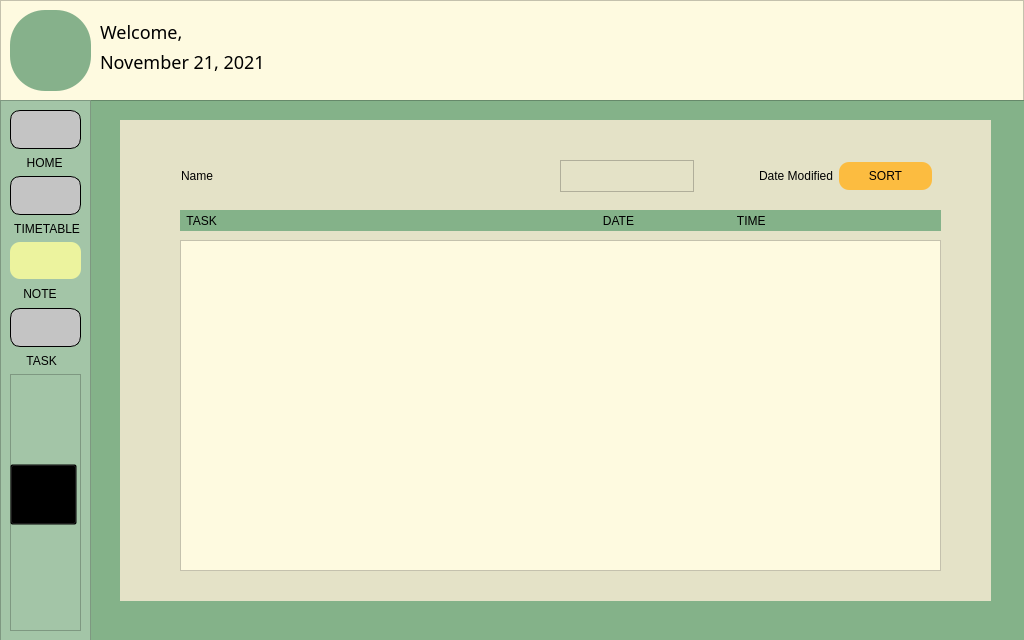
The-name-FPGN-is-already-taken/NoteMe, file note_window.ui: the form before one commit.
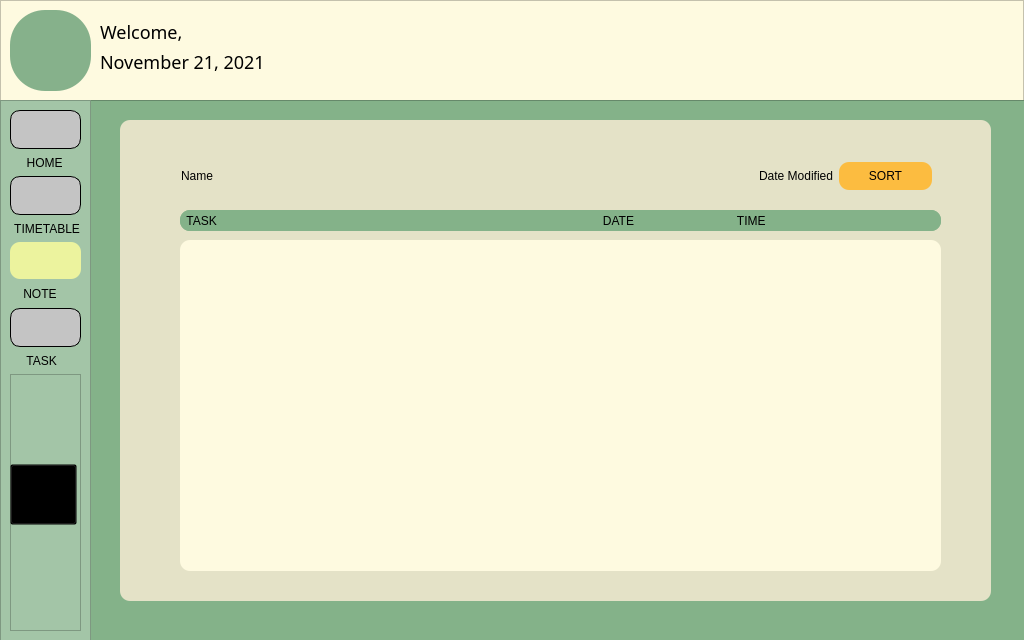
The form after the commit. Icons and pictures are not drawn.

```diff
--- a/note_window.ui
+++ b/note_window.ui
@@ -206,7 +206,7 @@
       </rect>
      </property>
      <property name="styleSheet">
-      <string notr="true">
+      <string notr="true">border-radius: 10px;
 background: #E4E2C7;
 </string>
      </property>
```
Left out of the diff: 2 changed lines with no effect on the pictures.
